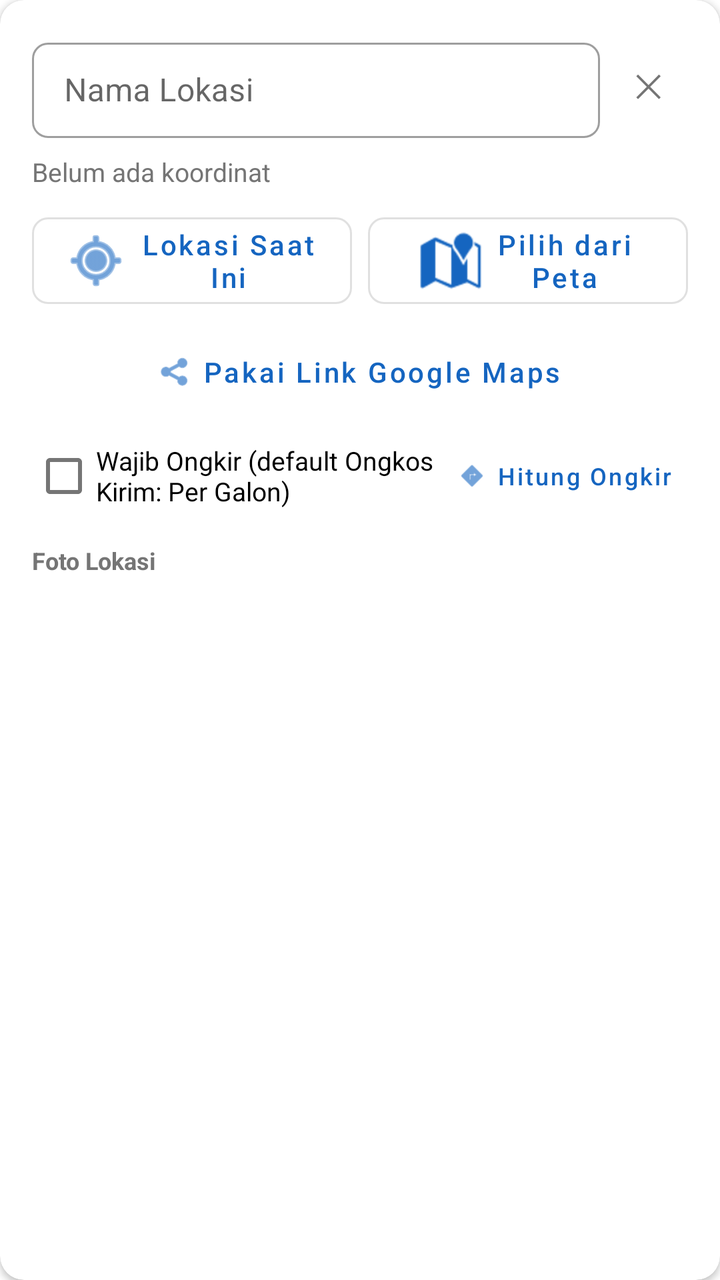
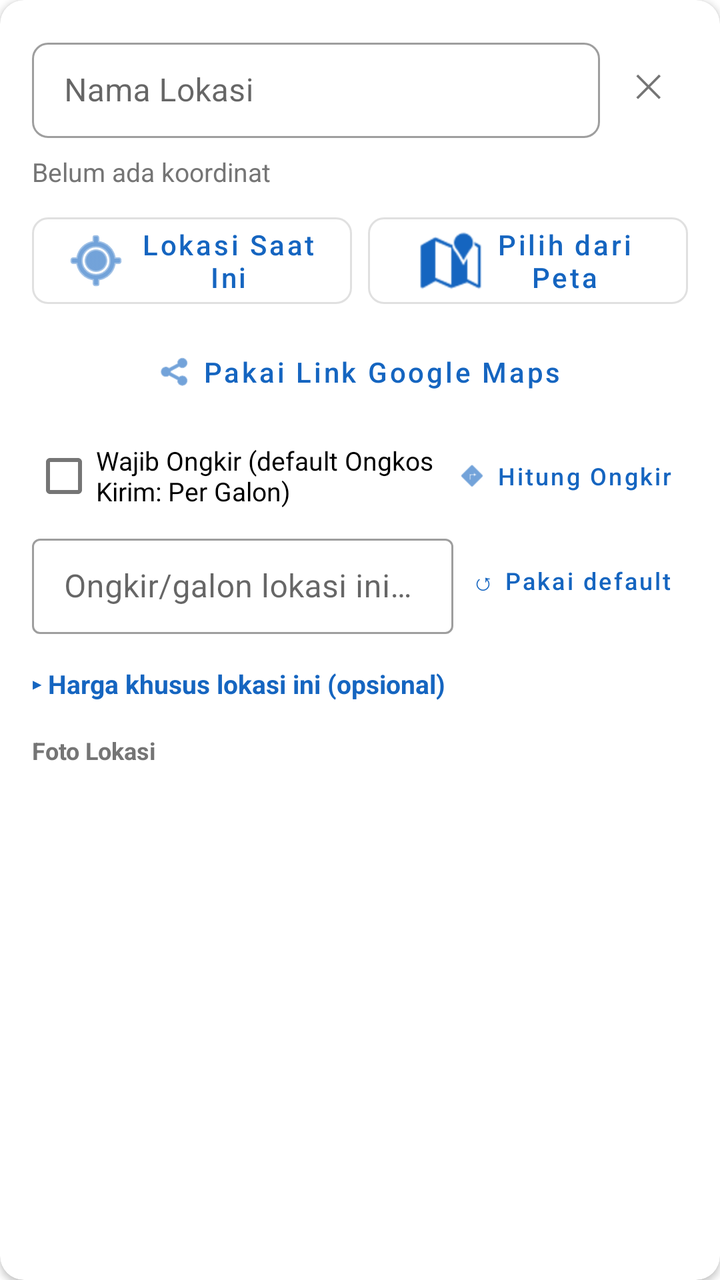

Compare the two renders of this Android layout. The source of the first and the diff that turns it into the second are given below.
<!-- AndroidManifest.xml: application theme Theme.DAMIUPOS -->
<!-- res/layout/item_customer_location.xml -->
<?xml version="1.0" encoding="utf-8"?>
<com.google.android.material.card.MaterialCardView
    xmlns:android="http://schemas.android.com/apk/res/android"
    xmlns:app="http://schemas.android.com/apk/res-auto"
    android:layout_width="match_parent"
    android:layout_height="wrap_content"
    android:layout_marginTop="8dp"
    app:cardCornerRadius="12dp"
    app:cardElevation="2dp">

    <LinearLayout
        android:layout_width="match_parent"
        android:layout_height="wrap_content"
        android:orientation="vertical"
        android:padding="16dp">

        <LinearLayout
            android:layout_width="match_parent"
            android:layout_height="wrap_content"
            android:gravity="center_vertical"
            android:orientation="horizontal">

            
            <com.google.android.material.textfield.TextInputLayout
                android:id="@+id/tilLokasiNama"
                android:layout_width="0dp"
                android:layout_height="wrap_content"
                android:layout_weight="1"
                style="@style/Widget.MaterialComponents.TextInputLayout.OutlinedBox.Dense"
                android:hint="Nama Lokasi"
                app:placeholderText="mis: warung, rumah, bengkel"
                app:boxCornerRadiusBottomEnd="8dp"
                app:boxCornerRadiusBottomStart="8dp"
                app:boxCornerRadiusTopEnd="8dp"
                app:boxCornerRadiusTopStart="8dp">

                <com.google.android.material.textfield.TextInputEditText
                    android:id="@+id/etLokasiNama"
                    android:layout_width="match_parent"
                    android:layout_height="wrap_content"
                    android:inputType="textCapWords"
                    android:maxLines="1" />
            </com.google.android.material.textfield.TextInputLayout>

            <com.google.android.material.button.MaterialButton
                android:id="@+id/btnHapusLokasi"
                style="@style/Widget.MaterialComponents.Button.TextButton"
                android:layout_width="wrap_content"
                android:layout_height="wrap_content"
                android:layout_marginStart="4dp"
                android:minWidth="40dp"
                android:text="✕"
                android:textColor="@color/text_secondary"
                android:textSize="16sp" />
        </LinearLayout>

        
        <com.google.android.material.chip.ChipGroup
            android:id="@+id/chipgLokasiPreset"
            android:layout_width="match_parent"
            android:layout_height="wrap_content"
            android:layout_marginTop="4dp"
            app:chipSpacingVertical="0dp" />

        <TextView
            android:id="@+id/tvLokasiKoordinat"
            android:layout_width="wrap_content"
            android:layout_height="wrap_content"
            android:layout_marginTop="4dp"
            android:text="Belum ada koordinat"
            android:textColor="@color/text_secondary"
            android:textSize="13sp" />

        <ProgressBar
            android:id="@+id/pbLokasiAkurasiRow"
            style="?android:attr/progressBarStyleHorizontal"
            android:layout_width="match_parent"
            android:layout_height="wrap_content"
            android:layout_marginTop="8dp"
            android:indeterminate="true"
            android:visibility="gone" />

        <LinearLayout
            android:layout_width="match_parent"
            android:layout_height="wrap_content"
            android:layout_marginTop="8dp"
            android:orientation="horizontal">

            <com.google.android.material.button.MaterialButton
                android:id="@+id/btnLokasiSaatIni"
                style="@style/Widget.MaterialComponents.Button.OutlinedButton"
                android:layout_width="0dp"
                android:layout_height="wrap_content"
                android:layout_weight="1"
                android:layout_marginEnd="4dp"
                android:text="Lokasi Saat Ini"
                android:textAllCaps="false"
                app:cornerRadius="8dp"
                app:icon="@android:drawable/ic_menu_mylocation"
                app:iconGravity="textStart" />

            <com.google.android.material.button.MaterialButton
                android:id="@+id/btnPilihPetaRow"
                style="@style/Widget.MaterialComponents.Button.OutlinedButton"
                android:layout_width="0dp"
                android:layout_height="wrap_content"
                android:layout_weight="1"
                android:layout_marginStart="4dp"
                android:text="Pilih dari Peta"
                android:textAllCaps="false"
                app:cornerRadius="8dp"
                app:icon="@android:drawable/ic_dialog_map"
                app:iconGravity="textStart" />
        </LinearLayout>

        <com.google.android.material.button.MaterialButton
            android:id="@+id/btnPakaiGmapsRow"
            style="@style/Widget.MaterialComponents.Button.TextButton"
            android:layout_width="match_parent"
            android:layout_height="wrap_content"
            android:layout_marginTop="4dp"
            android:text="Pakai Link Google Maps"
            android:textAllCaps="false"
            app:icon="@android:drawable/ic_menu_share"
            app:iconGravity="textStart"
            app:iconSize="18dp" />

        <com.google.android.material.button.MaterialButton
            android:id="@+id/btnBukaMapsRow"
            style="@style/Widget.MaterialComponents.Button.TextButton"
            android:layout_width="match_parent"
            android:layout_height="wrap_content"
            android:layout_marginTop="4dp"
            android:text="Buka di Google Maps"
            android:textAllCaps="false"
            android:visibility="gone"
            app:icon="@android:drawable/ic_menu_directions"
            app:iconGravity="textStart"
            app:iconSize="18dp" />

        
        <LinearLayout
            android:layout_width="match_parent"
            android:layout_height="wrap_content"
            android:layout_marginTop="4dp"
            android:gravity="center_vertical"
            android:orientation="horizontal">

            <com.google.android.material.checkbox.MaterialCheckBox
                android:id="@+id/cbWajibOngkirRow"
                android:layout_width="0dp"
                android:layout_height="wrap_content"
                android:layout_weight="1"
                android:text="Wajib Ongkir (default Ongkos Kirim: Per Galon)"
                android:textSize="13sp" />

            <com.google.android.material.button.MaterialButton
                android:id="@+id/btnHitungOngkirRow"
                style="@style/Widget.MaterialComponents.Button.TextButton"
                android:layout_width="wrap_content"
                android:layout_height="wrap_content"
                android:minWidth="0dp"
                android:paddingStart="8dp"
                android:paddingEnd="8dp"
                android:text="Hitung Ongkir"
                android:textAllCaps="false"
                android:textSize="12sp"
                app:icon="@android:drawable/ic_menu_directions"
                app:iconGravity="textStart"
                app:iconSize="16dp" />
        </LinearLayout>

        <TextView
            android:id="@+id/tvHitungOngkirRow"
            android:layout_width="match_parent"
            android:layout_height="wrap_content"
            android:layout_marginTop="2dp"
            android:textColor="@color/text_secondary"
            android:textSize="12sp"
            android:visibility="gone" />

        
        <TextView
            android:layout_width="wrap_content"
            android:layout_height="wrap_content"
            android:layout_marginTop="10dp"
            android:text="Foto Lokasi"
            android:textColor="@color/text_secondary"
            android:textSize="12sp"
            android:textStyle="bold" />

        <HorizontalScrollView
            android:layout_width="match_parent"
            android:layout_height="wrap_content"
            android:layout_marginTop="4dp"
            android:scrollbars="none">

            <LinearLayout
                android:id="@+id/llLokasiFoto"
                android:layout_width="wrap_content"
                android:layout_height="wrap_content"
                android:orientation="horizontal" />
        </HorizontalScrollView>
    </LinearLayout>
</com.google.android.material.card.MaterialCardView>
<!-- resources referenced by this layout -->
<resources>
  <color name="text_secondary">#757575</color>
  <style name="Theme.DAMIUPOS" parent="Theme.MaterialComponents.Light.NoActionBar">
          
          <item name="android:forceDarkAllowed">false</item>
          <item name="colorPrimary">@color/primary</item>
          <item name="colorPrimaryDark">@color/primary_dark</item>
          <item name="colorAccent">@color/accent</item>
          <item name="android:statusBarColor">@color/primary_dark</item>
          
          <item name="toolbarStyle">@style/DAMIUToolbar</item>
          <item name="titleTextColor">@color/white</item>
          <item name="actionMenuTextColor">@color/white</item>
          
          <item name="actionOverflowButtonStyle">@style/DAMIUOverflowButton</item>
          
          <item name="textInputStyle">@style/DAMIUTextInputLayout</item>
          <item name="editTextStyle">@style/DAMIUEditText</item>
          <item name="android:editTextStyle">@style/DAMIUEditText</item>
      </style>
  <color name="primary">#1565C0</color>
  <color name="primary_dark">#0D47A1</color>
  <color name="accent">#FF6F00</color>
  <style name="DAMIUToolbar" parent="Widget.MaterialComponents.Toolbar">
          <item name="titleTextColor">@color/white</item>
          <item name="subtitleTextColor">@color/white</item>
          <item name="android:background">@color/primary</item>
          
          <item name="android:theme">@style/DAMIUToolbarOverlay</item>
      </style>
  <color name="white">#FFFFFF</color>
  <style name="DAMIUOverflowButton" parent="Widget.AppCompat.ActionButton.Overflow">
          <item name="android:tint">@color/white</item>
          <item name="tint">@color/white</item>
      </style>
  <style name="DAMIUTextInputLayout" parent="Widget.MaterialComponents.TextInputLayout.OutlinedBox">
          <item name="boxBackgroundColor">@color/input_field_bg</item>
          <item name="boxStrokeColor">@color/input_box_stroke</item>
          <item name="boxStrokeWidth">1dp</item>
          <item name="boxStrokeWidthFocused">2dp</item>
          <item name="hintTextColor">@color/text_secondary</item>
          <item name="android:textColorHint">@color/text_secondary</item>
      </style>
  <style name="DAMIUEditText" parent="Widget.AppCompat.EditText">
          <item name="android:background">@color/input_field_bg</item>
          <item name="android:textColor">@color/text_primary</item>
          <item name="android:textColorHint">@color/text_secondary</item>
          <item name="android:padding">12dp</item>
      </style>
  <style name="DAMIUToolbarOverlay" parent="ThemeOverlay.MaterialComponents.Dark.ActionBar">
          <item name="colorControlNormal">@color/white</item>
      </style>
  <color name="input_field_bg">#D6DCE3</color>
  <color name="text_primary">#212121</color>
</resources>

<!-- the commit's change to res/layout/item_customer_location.xml (unified diff, before → after) -->
@@ -170,6 +170,42 @@
                 app:iconSize="16dp" />
         </LinearLayout>
 
+        
+        <LinearLayout
+            android:layout_width="match_parent"
+            android:layout_height="wrap_content"
+            android:layout_marginTop="2dp"
+            android:gravity="center_vertical"
+            android:orientation="horizontal">
+
+            <com.google.android.material.textfield.TextInputLayout
+                style="@style/Widget.MaterialComponents.TextInputLayout.OutlinedBox.Dense"
+                android:layout_width="0dp"
+                android:layout_height="wrap_content"
+                android:layout_weight="1"
+                android:hint="Ongkir/galon lokasi ini (Rp)">
+
+                <com.google.android.material.textfield.TextInputEditText
+                    android:id="@+id/etOngkirRow"
+                    android:layout_width="match_parent"
+                    android:layout_height="wrap_content"
+                    android:inputType="number"
+                    android:maxLength="7" />
+            </com.google.android.material.textfield.TextInputLayout>
+
+            <com.google.android.material.button.MaterialButton
+                android:id="@+id/btnOngkirDefaultRow"
+                style="@style/Widget.MaterialComponents.Button.TextButton"
+                android:layout_width="wrap_content"
+                android:layout_height="wrap_content"
+                android:minWidth="0dp"
+                android:paddingStart="8dp"
+                android:paddingEnd="8dp"
+                android:text="↺ Pakai default"
+                android:textAllCaps="false"
+                android:textSize="12sp" />
+        </LinearLayout>
+
         <TextView
             android:id="@+id/tvHitungOngkirRow"
             android:layout_width="match_parent"
@@ -178,6 +214,41 @@
             android:textColor="@color/text_secondary"
             android:textSize="12sp"
             android:visibility="gone" />
+
+        
+        <TextView
+            android:id="@+id/tvLokasiHargaHeader"
+            android:layout_width="match_parent"
+            android:layout_height="wrap_content"
+            android:layout_marginTop="10dp"
+            android:background="?attr/selectableItemBackground"
+            android:paddingTop="6dp"
+            android:paddingBottom="6dp"
+            android:text="▸ Harga khusus lokasi ini (opsional)"
+            android:textColor="@color/primary"
+            android:textSize="13sp"
+            android:textStyle="bold" />
+
+        <LinearLayout
+            android:id="@+id/llLokasiHarga"
+            android:layout_width="match_parent"
+            android:layout_height="wrap_content"
+            android:orientation="vertical"
+            android:visibility="gone">
+
+            <TextView
+                android:layout_width="match_parent"
+                android:layout_height="wrap_content"
+                android:text="Hanya berlaku untuk order yang dikirim ke lokasi ini. Kosongkan = ikut harga abu-abu di kolom (harga pelanggan, atau harga standar)."
+                android:textColor="@color/text_secondary"
+                android:textSize="12sp" />
+
+            <LinearLayout
+                android:id="@+id/llLokasiHargaRows"
+                android:layout_width="match_parent"
+                android:layout_height="wrap_content"
+                android:orientation="vertical" />
+        </LinearLayout>
 
         
         <TextView
